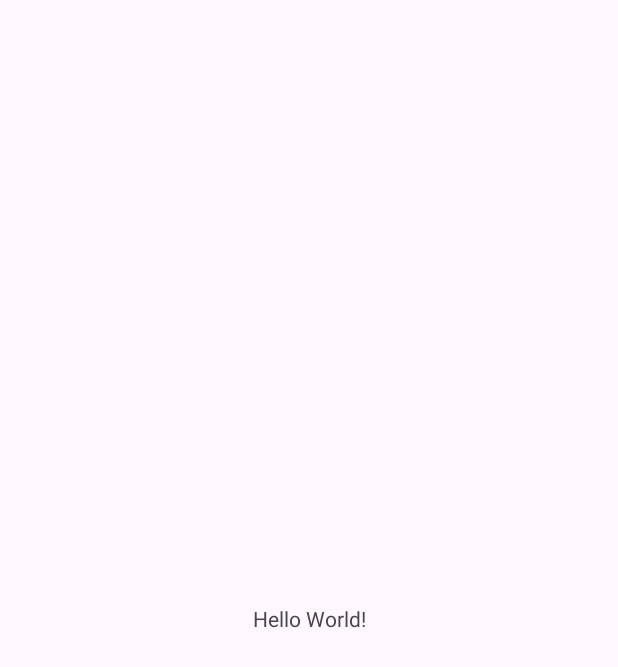
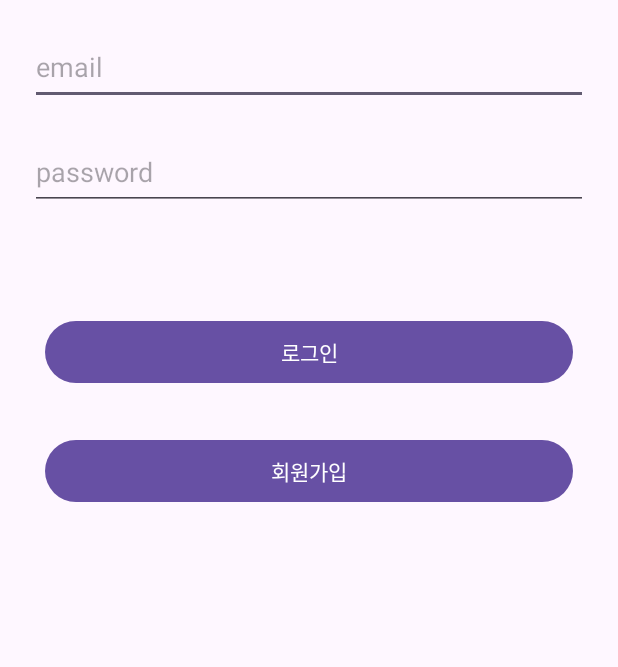
Before and after one commit to Mumbed/WonJoKwon, an Android app: the screen it shows after launch (MainActivity before the commit, JoinActivity after it), on a phone screen of 412 x 824 dp. Before the commit the part shown is almost empty. Shown: the top 667 px of the screen. Run offline under Robolectric (Android 15) with nearby library versions, the phone set to English and light mode, and no system bars; our stand-ins replace Firebase (no records; nobody signed in at launch, a user with empty details on screens opened directly).

Commit message:
snangmin  Login Spalsh Join Activity

```diff
--- a/app/build.gradle
+++ b/app/build.gradle
@@ -1,6 +1,7 @@
 plugins {
     id 'com.android.application'
     id 'org.jetbrains.kotlin.android'
+    id("com.google.gms.google-services")
 }
 
 android {
@@ -38,7 +39,9 @@ dependencies {
     implementation 'androidx.appcompat:appcompat:1.6.1'
     implementation 'com.google.android.material:material:1.5.0'
     implementation 'androidx.constraintlayout:constraintlayout:2.1.4'
+    implementation 'com.google.firebase:firebase-auth-ktx:22.2.0'
     testImplementation 'junit:junit:4.13.2'
     androidTestImplementation 'androidx.test.ext:junit:1.1.5'
     androidTestImplementation 'androidx.test.espresso:espresso-core:3.5.1'
+    implementation(platform("com.google.firebase:firebase-bom:32.5.0"))
 }
--- /dev/null
+++ b/app/src/main/java/com/example/wonjokwon/JoinActivity.kt
@@ -0,0 +1,72 @@
+package com.example.wonjokwon
+
+import android.content.Intent
+import androidx.appcompat.app.AppCompatActivity
+import android.os.Bundle
+import android.widget.Button
+import android.widget.TextView
+import android.widget.Toast
+import com.google.firebase.auth.FirebaseAuth
+import com.google.firebase.auth.ktx.auth
+import com.google.firebase.ktx.Firebase
+
+class JoinActivity : AppCompatActivity() {
+    private lateinit var auth: FirebaseAuth
+
+    override fun onCreate(savedInstanceState: Bundle?){
+        super.onCreate(savedInstanceState)
+        setContentView(R.layout.activity_join)
+
+        auth = Firebase.auth
+
+        val email = findViewById<TextView>(R.id.emailArea)
+        val password = findViewById<TextView>(R.id.passwordArea)
+        val joinbtn = findViewById<Button>(R.id.joinBTN)
+        val loginBTN=findViewById<Button>(R.id.loginBTN)
+
+
+        joinbtn.setOnClickListener{
+
+            auth.createUserWithEmailAndPassword(email.text.toString(), password.text.toString())
+                .addOnCompleteListener(this) { task ->
+                    if (task.isSuccessful) {
+
+                        val intent= Intent(this, MainActivity::class.java)
+
+
+
+                        Toast.makeText(this," 회원가입 성공 ", Toast.LENGTH_SHORT).show()
+
+                        startActivity(intent)
+
+                    } else {
+                        Toast.makeText(this," 이메일 형식이 올바르지않습니다. ", Toast.LENGTH_SHORT).show()
+
+
+                    }
+                }
+
+        }
+
+        loginBTN.setOnClickListener{
+            auth.signInWithEmailAndPassword(email.text.toString(), password.text.toString())
+                .addOnCompleteListener(this) { task ->
+                    if (task.isSuccessful) {
+                        val intent= Intent(this, MainActivity::class.java)
+
+
+                        Toast.makeText(this," 로그인 성공 ",Toast.LENGTH_SHORT).show()
+
+                        startActivity(intent)
+
+                    } else {
+                        Toast.makeText(this,"비밀번호 혹은 이메일이 올바르지않습니다.",Toast.LENGTH_SHORT).show()
+
+                    }
+                }
+
+        }
+
+
+    }
+}
--- a/app/src/main/java/com/example/wonjokwon/MainActivity.kt
+++ b/app/src/main/java/com/example/wonjokwon/MainActivity.kt
@@ -10,4 +10,5 @@ class MainActivity : AppCompatActivity() {
         print("sibal");
         print("commit test sangmin branch checout2")
     }
+
 }
--- /dev/null
+++ b/app/src/main/java/com/example/wonjokwon/Splash.kt
@@ -0,0 +1,36 @@
+package com.example.wonjokwon
+
+import android.content.Intent
+import androidx.appcompat.app.AppCompatActivity
+import android.os.Bundle
+import android.os.Handler
+import android.widget.Toast
+import com.google.firebase.auth.FirebaseAuth
+import com.google.firebase.auth.ktx.auth
+import com.google.firebase.ktx.Firebase
+
+class Splash : AppCompatActivity() {
+
+    private lateinit var auth: FirebaseAuth
+
+    override fun onCreate(savedInstanceState: Bundle?) {
+        super.onCreate(savedInstanceState)
+        setContentView(R.layout.activity_splash)
+        auth = Firebase.auth
+
+
+
+        if(auth.currentUser?.uid==null){
+            Handler().postDelayed({
+
+                startActivity(Intent(this, JoinActivity::class.java))
+
+                Toast.makeText(this," 회원가입 및 로그인을 해주세요 ", Toast.LENGTH_SHORT).show()
+                finish()
+            },3000)
+
+        }
+
+
+    }
+}
--- /dev/null
+++ b/app/src/main/res/layout/activity_join.xml
@@ -0,0 +1,51 @@
+<?xml version="1.0" encoding="utf-8"?>
+<LinearLayout xmlns:android="http://schemas.android.com/apk/res/android"
+    xmlns:app="http://schemas.android.com/apk/res-auto"
+    xmlns:tools="http://schemas.android.com/tools"
+    android:layout_width="match_parent"
+    android:layout_height="match_parent"
+    tools:context=".JoinActivity"
+    android:orientation="vertical">
+
+
+
+    <EditText
+        android:id="@+id/emailArea"
+        android:layout_width="match_parent"
+        android:layout_margin="20dp"
+        android:hint="email"
+        android:layout_height="50dp"
+        />
+
+    <EditText
+
+        android:id="@+id/passwordArea"
+        android:layout_width="match_parent"
+        android:layout_marginStart="20dp"
+        android:layout_marginEnd="20dp"
+        android:layout_marginBottom="20dp"
+        android:hint="password"
+        android:layout_height="50dp"
+        />
+
+    <Button
+
+        android:id="@+id/loginBTN"
+        android:text="로그인"
+        android:layout_marginStart="30dp"
+        android:layout_marginEnd="30dp"
+        android:layout_marginTop="50dp"
+        android:padding="10dp"
+        android:layout_width="match_parent"
+        android:layout_height="wrap_content"/>
+    <Button
+        android:id="@+id/joinBTN"
+        android:text="회원가입"
+        android:layout_marginStart="30dp"
+        android:layout_marginEnd="30dp"
+        android:layout_marginTop="30dp"
+        android:padding="10dp"
+        android:layout_width="match_parent"
+        android:layout_height="wrap_content"/>
+
+</LinearLayout>
--- a/app/src/main/res/layout/activity_main.xml
+++ b/app/src/main/res/layout/activity_main.xml
@@ -9,7 +9,7 @@
     <TextView
         android:layout_width="wrap_content"
         android:layout_height="wrap_content"
-        android:text="Hello World!"
+        android:text="Hello World!22222"
         app:layout_constraintBottom_toBottomOf="parent"
         app:layout_constraintEnd_toEndOf="parent"
         app:layout_constraintStart_toStartOf="parent"
--- a/build.gradle
+++ b/build.gradle
@@ -3,4 +3,5 @@ plugins {
     id 'com.android.application' version '8.0.2' apply false
     id 'com.android.library' version '8.0.2' apply false
     id 'org.jetbrains.kotlin.android' version '1.8.20' apply false
+    id("com.google.gms.google-services") version "4.4.0" apply false
 }
```
Also changed, not shown: app/src/main/AndroidManifest.xml (+13 -2 lines), app/src/main/res/layout/activity_splash.xml (added, +9 -0 lines).
